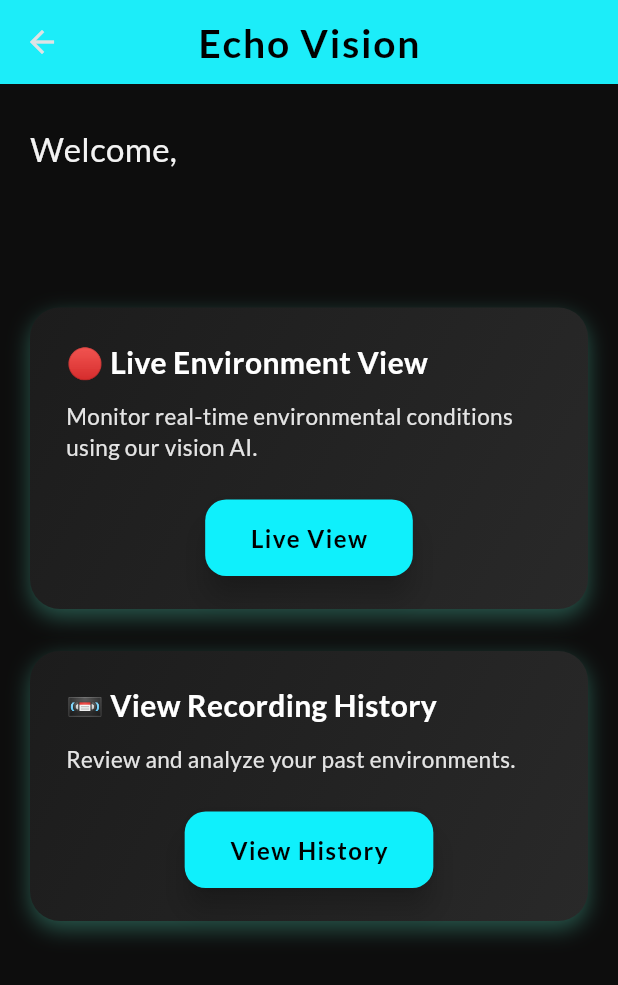
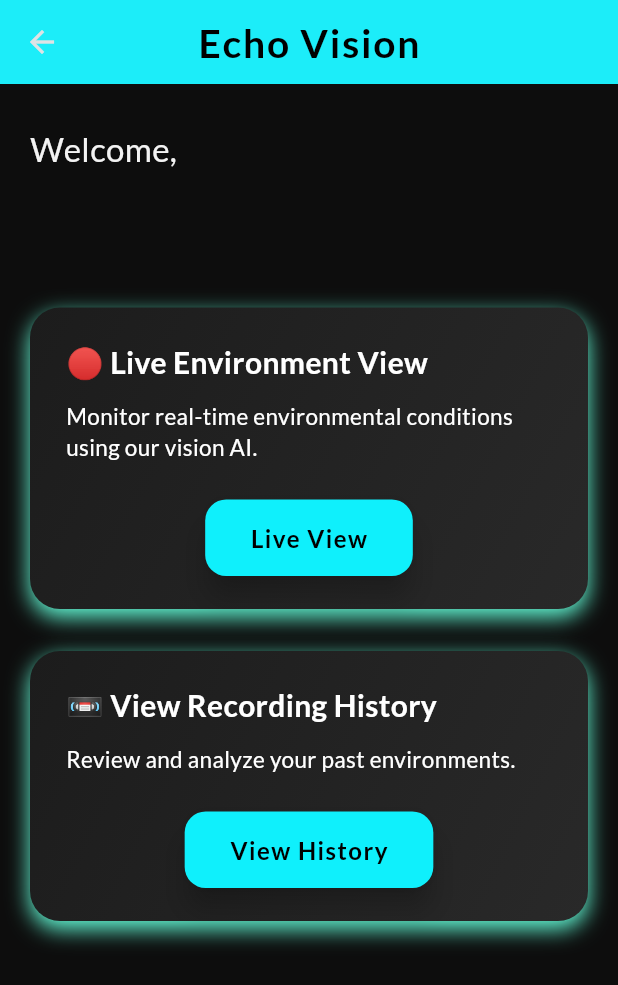
Before and after one commit to jchen1124/BitCamp2025App, a Flutter app: the HomeScreen screen opened directly with empty values, on a phone screen of 412 x 824 dp. Shown: the top 985 px of the screen. Run offline on Flutter 3.47's test engine with Material 3 defaults, Android fonts, the phone set to English and light mode, and no system bars; our stand-ins replace google_fonts.

Commit message:
home page fix attempt

```diff
--- a/lib/screens/home_screen.dart
+++ b/lib/screens/home_screen.dart
@@ -100,7 +100,7 @@ class HomeScreen extends StatelessWidget {
         borderRadius: BorderRadius.circular(20),
         boxShadow: [
           BoxShadow(
-            color: Colors.tealAccent.withOpacity(0.3),
+            color: Colors.tealAccent,
             blurRadius: 12,
             offset: const Offset(0, 5),
           ),
@@ -121,11 +121,7 @@ class HomeScreen extends StatelessWidget {
           const SizedBox(height: 10),
           Text(
             description,
-            style: TextStyle(
-              fontSize: 15,
-              color: Colors.white.withOpacity(0.88),
-              height: 1.4,
-            ),
+            style: TextStyle(fontSize: 15, color: Colors.white, height: 1.4),
           ),
           const SizedBox(height: 24),
           Center(
```
